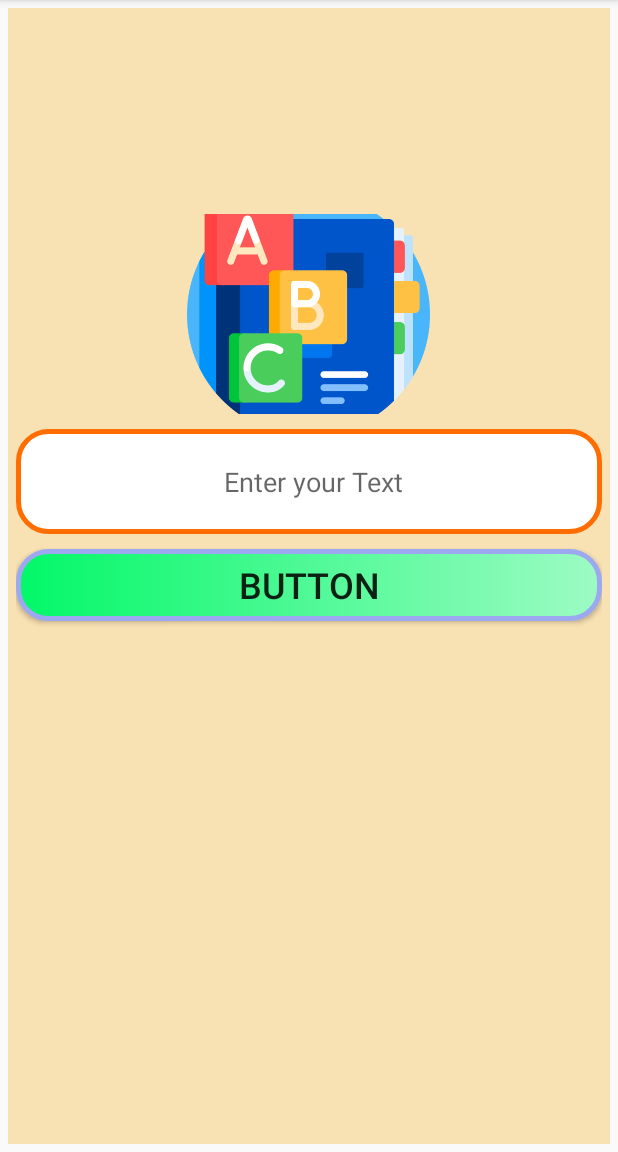
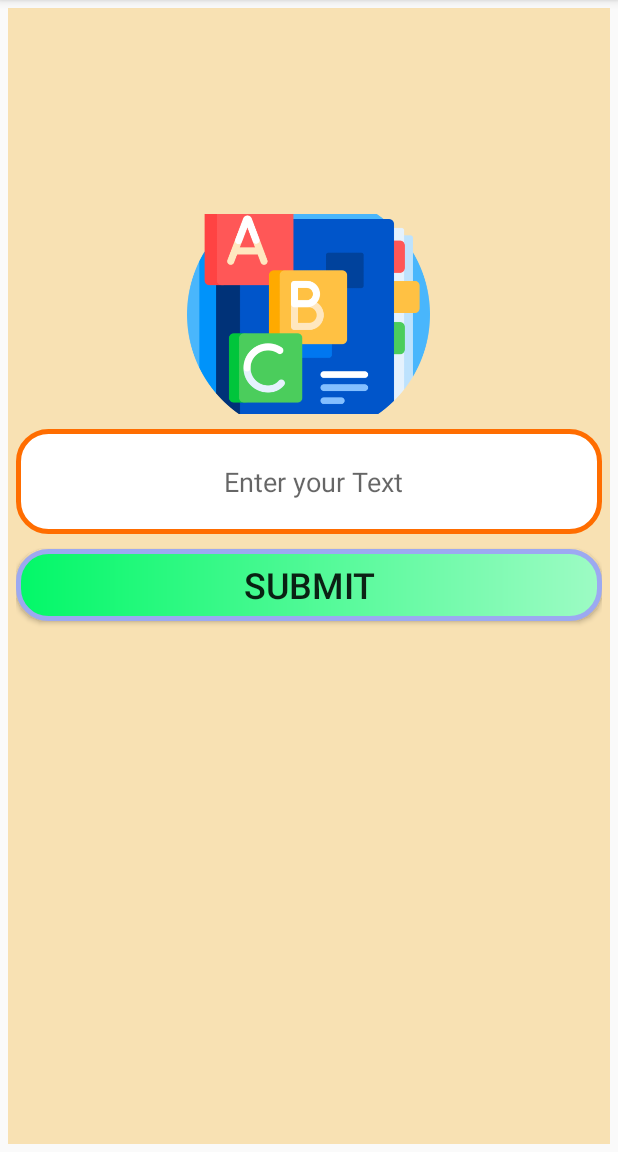
Before and after one commit to shankhadipbera/Shankha_Kotlin_Project, an Android app: the screen it shows after launch (MainActivity), on a phone screen of 412 x 824 dp, the part 84-1236 px from its top. Run offline under Robolectric (Android 15) with nearby library versions, the phone set to English and light mode, and no system bars; libraries missing offline, so code that uses them is left out: com.chaquo.python.

Commit message:
button change

```diff
--- a/YourDictionary/app/src/main/res/layout/activity_main.xml
+++ b/YourDictionary/app/src/main/res/layout/activity_main.xml
@@ -35,14 +35,14 @@
 
     <Button
         android:id="@+id/button"
-        android:layout_marginTop="10dp"
         android:layout_width="match_parent"
         android:layout_height="wrap_content"
-        android:textSize="24sp"
+        android:layout_marginTop="10dp"
+        android:background="@drawable/bt_bg"
         android:padding="5dp"
+        android:text="Submit"
         android:textAlignment="center"
-        android:background="@drawable/bt_bg"
-        android:text="Button" />
+        android:textSize="24sp" />
 
     <TextView
         android:id="@+id/textView"
```
